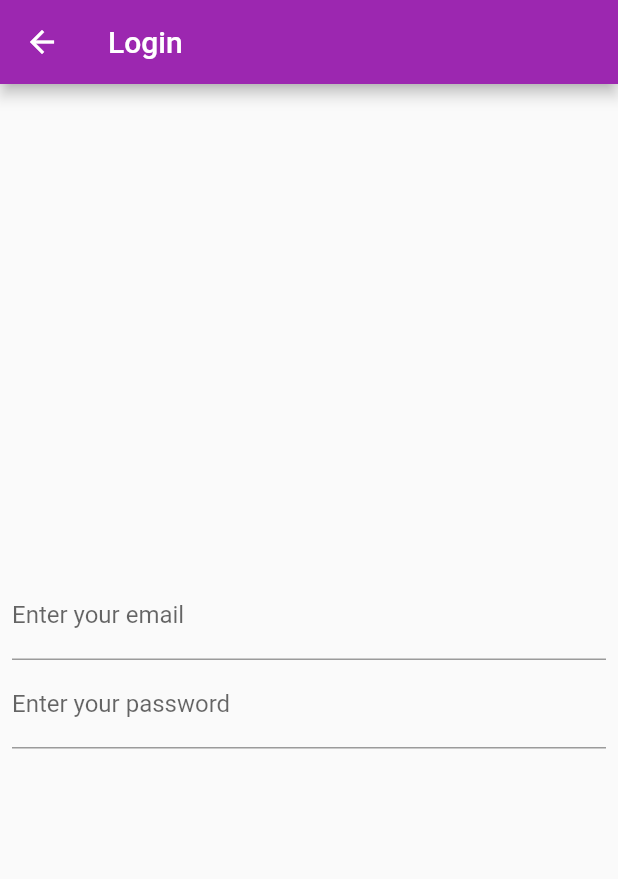
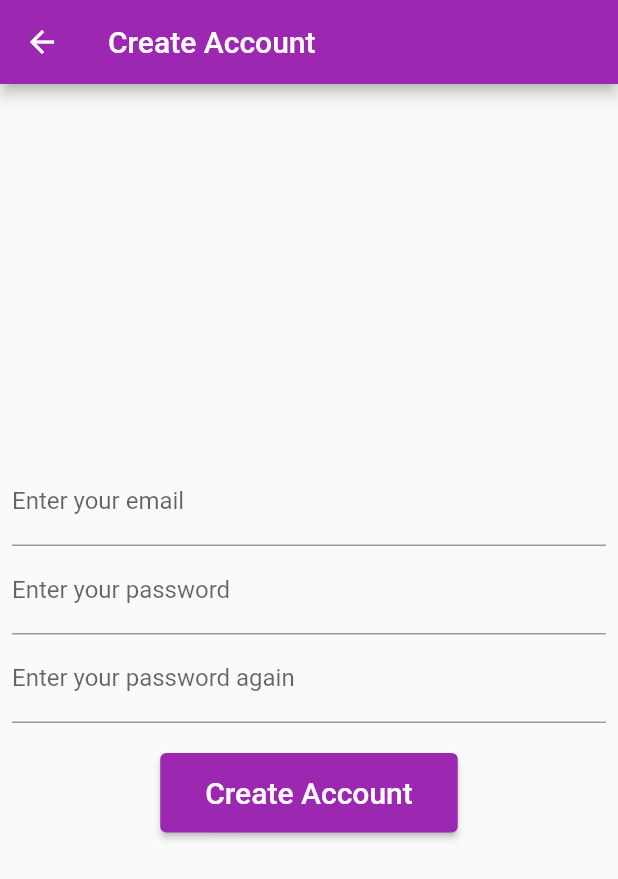
Before and after one commit to Drew-j-Smith/Study-Helper, a Flutter app: the screen it shows after launch, after a tap on the "add" icon, on a phone screen of 412 x 824 dp. Shown: the top 879 px of the screen. Run offline on Flutter 3.47's test engine with Material 2 defaults, Android fonts, the phone set to English and light mode, and no system bars; our stand-ins replace email_validator, get_storage; missing offline and left inert: crypt.

Commit message:
Create account page and start of assignment storage

```diff
--- /dev/null
+++ b/study_helper_frontend/lib/create_account.dart
@@ -0,0 +1,112 @@
+import 'dart:convert';
+
+import 'package:flutter/cupertino.dart';
+import 'package:flutter/material.dart';
+import 'package:crypt/crypt.dart';
+import 'package:email_validator/email_validator.dart';
+import 'package:http/http.dart' as http;
+
+class CreateAccountPage extends StatefulWidget {
+  const CreateAccountPage({Key? key, required this.title}) : super(key: key);
+  final String title;
+  @override
+  _CreateAccountPageState createState() => _CreateAccountPageState();
+}
+
+class _CreateAccountPageState extends State<CreateAccountPage> {
+  final emailController = TextEditingController();
+  final passController = TextEditingController();
+  final passVerifyController = TextEditingController();
+
+  @override
+  void dispose() {
+    emailController.dispose();
+    passController.dispose();
+    passVerifyController.dispose();
+    super.dispose();
+  }
+
+  @override
+  Widget build(BuildContext context) {
+    return Scaffold(
+        appBar: AppBar(title: Text(widget.title)),
+        body: Center(
+            child: SizedBox(
+                width: 500,
+                child: Padding(
+                    padding:
+                        const EdgeInsets.symmetric(horizontal: 8, vertical: 16),
+                    child: Column(
+                      crossAxisAlignment: CrossAxisAlignment.start,
+                      mainAxisAlignment: MainAxisAlignment.center,
+                      children: [
+                        TextFormField(
+                          autocorrect: false,
+                          controller: emailController,
+                          decoration: const InputDecoration(
+                            border: UnderlineInputBorder(),
+                            labelText: 'Enter your email',
+                          ),
+                        ),
+                        TextFormField(
+                          autocorrect: false,
+                          obscureText: true,
+                          controller: passController,
+                          decoration: const InputDecoration(
+                            border: UnderlineInputBorder(),
+                            labelText: 'Enter your password',
+                          ),
+                        ),
+                        TextFormField(
+                          autocorrect: false,
+                          obscureText: true,
+                          controller: passVerifyController,
+                          decoration: const InputDecoration(
+                            border: UnderlineInputBorder(),
+                            labelText: 'Enter your password again',
+                          ),
+                        ),
+                        Padding(
+                            padding: const EdgeInsets.all(20),
+                            child: Center(
+                                child: ElevatedButton(
+                                    onPressed: () async {
+                                      if (passController.text ==
+                                              passVerifyController.text &&
+                                          EmailValidator.validate(
+                                              emailController.text)) {
+                                        final hash =
+                                            Crypt.sha256(passController.text);
+                                        debugPrint(hash.hash);
+                                        debugPrint(hash.salt);
+
+                                        http.Response response = await http.put(
+                                            Uri.https(
+                                                'upqlg48wn7.execute-api.us-east-1.amazonaws.com',
+                                                '/default/StudyHelperBacken'),
+                                            body: jsonEncode(<String, String>{
+                                              'email': emailController.text,
+                                              'hash': hash.hash,
+                                              'salt': hash.salt,
+                                              'data': 'pee',
+                                            }));
+                                        if (response.statusCode == 400) {
+                                          // error
+                                        } else if (response.statusCode == 201) {
+                                          // we good
+                                        } else {
+                                          // what
+                                        }
+                                      }
+                                    },
+                                    child: const Text(
+                                      'Create Account',
+                                      style: TextStyle(fontSize: 20),
+                                    ),
+                                    style: TextButton.styleFrom(
+                                        padding: const EdgeInsets.symmetric(
+                                            vertical: 15, horizontal: 30)))))
+                      ],
+                    )))));
+  }
+}
--- a/study_helper_frontend/lib/main.dart
+++ b/study_helper_frontend/lib/main.dart
@@ -1,138 +1,154 @@
 import 'package:flutter/material.dart';
 import 'package:intl/intl.dart';
 import 'login.dart';
+import 'create_account.dart';
+import 'package:get_storage/get_storage.dart';
 
-void main() {
-  runApp(MyApp(
-    items: List<ListItem>.generate(1000, (i) {
-      return AssignmentItem(
-          "Assignment $i", "Course", DateTime.now(), "Homework");
-    }),
-  ));
+void main() async {
+  await GetStorage.init();
+
+  runApp(const MyApp());
 }
 
 class MyApp extends StatelessWidget {
-  final List<ListItem> items;
+  const MyApp({Key? key}) : super(key: key);
 
-  const MyApp({Key? key, required this.items}) : super(key: key);
-
-  // This widget is the root of your application.
   @override
   Widget build(BuildContext context) {
     return MaterialApp(
       title: 'Study Helper',
       theme: ThemeData(
-        // This is the theme of your application.
-        //
-        // Try running your application with "flutter run". You'll see the
-        // application has a blue toolbar. Then, without quitting the app, try
-        // changing the primarySwatch below to Colors.green and then invoke
-        // "hot reload" (press "r" in the console where you ran "flutter run",
-        // or simply save your changes to "hot reload" in a Flutter IDE).
-        // Notice that the counter didn't reset back to zero; the application
-        // is not restarted.
         primarySwatch: Colors.purple,
       ),
-      home: MyHomePage(
-        title: 'Homework',
-        items: items,
-      ),
+      home: const AssignmentPage(title: 'Homework'),
       debugShowCheckedModeBanner: false,
     );
   }
 }
 
-class MyHomePage extends StatefulWidget {
-  const MyHomePage({Key? key, required this.title, required this.items})
-      : super(key: key);
-
-  // This widget is the home page of your application. It is stateful, meaning
-  // that it has a State object (defined below) that contains fields that affect
-  // how it looks.
-
-  // This class is the configuration for the state. It holds the values (in this
-  // case the title) provided by the parent (in this case the App widget) and
-  // used by the build method of the State. Fields in a Widget subclass are
-  // always marked "final".
+class AssignmentPage extends StatefulWidget {
+  const AssignmentPage({Key? key, required this.title}) : super(key: key);
 
   final String title;
-  final List<ListItem> items;
 
   @override
-  State<MyHomePage> createState() => _MyHomePageState();
+  State<AssignmentPage> createState() => _AssignmentPageState();
 }
 
-class _MyHomePageState extends State<MyHomePage> {
+class _AssignmentPageState extends State<AssignmentPage> {
+  List<Assignment> _assignments = [
+    Assignment(name: 'test', course: 'test', date: DateTime.now(), type: 'test')
+  ];
+
+  final box = GetStorage(); // list of maps stored here
+
+  List storageList = [];
+
+  void addAndStoreAssignment(Assignment assignment) {
+    _assignments.add(assignment);
+
+    final storageMap = {}; // temp map
+    final index = _assignments.length; // unique map keys
+    final nameKey = 'name$index';
+    final courseKey = 'course$index';
+    final dateKey = 'date$index';
+    final typeKey = 'type$index';
+
+    storageMap[nameKey] = assignment.name;
+    storageMap[courseKey] = assignment.course;
+    storageMap[dateKey] = assignment.date;
+    storageMap[typeKey] = assignment.type;
+
+    storageList.add(storageMap);
+    box.write('assignments', storageList);
+  }
+
+  void restoreAssignments() {
+    if (box.hasData('assignments')) {
+      storageList = box.read('assignments');
+      String nameKey, courseKey, dateKey, typeKey;
+
+      for (int i = 0; i < storageList.length; i++) {
+        final map = storageList[i];
+        final index = i + 1;
+
+        nameKey = 'name$index';
+        courseKey = 'course$index';
+        dateKey = 'date$index';
+        typeKey = 'type$index';
+
+        // recreate assignment object
+
+        final assignment = Assignment(
+            name: map[nameKey],
+            course: map[courseKey],
+            date: map[dateKey],
+            type: map[typeKey]);
+
+        _assignments.add(assignment);
+      }
+    }
+  }
+
+  void clearAssignments() {
+    _assignments.clear();
+    storageList.clear();
+    box.erase();
+  }
+
+  @override
+  void initState() {
+    super.initState();
+    restoreAssignments();
+  }
+
   @override
   Widget build(BuildContext context) {
-    // This method is rerun every time setState is called, for instance as done
-    // by the _incrementCounter method above.
-    //
-    // The Flutter framework has been optimized to make rerunning build methods
-    // fast, so that you can just rebuild anything that needs updating rather
-    // than having to individually change instances of widgets.
     return Scaffold(
       appBar: AppBar(
-        // Here we take the value from the MyHomePage object that was created by
-        // the App.build method, and use it to set our appbar title.
         title: Text(widget.title),
       ),
-      body: ListView.builder(
-        itemCount: widget.items.length,
-        itemBuilder: (context, index) {
-          final item = widget.items[index];
-          return ListTile(
-            title: item.buildTitle(context),
-            subtitle: item.buildSubtitle(context),
-          );
-        },
+      body: Column(
+        mainAxisAlignment: MainAxisAlignment.center,
+        children: [
+          Center(
+            child: Container(),
+          ),
+          TextButton(
+            onPressed: () {
+              final task = Assignment(
+                  name: 'test',
+                  course: 'test',
+                  date: DateTime.now(),
+                  type: 'test');
+
+              addAndStoreAssignment(task);
+            },
+            child: Text('Add Assignments'),
+          ),
+          TextButton(
+            onPressed: () {
+              clearAssignments();
+            },
+            child: Text('Clear Assignments'),
+          ),
+        ],
       ),
-      /*Center(
-        // Center is a layout widget. It takes a single child and positions it
-        // in the middle of the parent.
-        child: Column(
-          // Column is also a layout widget. It takes a list of children and
-          // arranges them vertically. By default, it sizes itself to fit its
-          // children horizontally, and tries to be as tall as its parent.
-          //
-          // Invoke "debug painting" (press "p" in the console, choose the
-          // "Toggle Debug Paint" action from the Flutter Inspector in Android
-          // Studio, or the "Toggle Debug Paint" command in Visual Studio Code)
-          // to see the wireframe for each widget.
-          //
-          // Column has various properties to control how it sizes itself and
-          // how it positions its children. Here we use mainAxisAlignment to
-          // center the children vertically; the main axis here is the vertical
-          // axis because Columns are vertical (the cross axis would be
-          // horizontal).
-          mainAxisAlignment: MainAxisAlignment.center,
-          children: <Widget>[
-            const Text(
-              'You have clicked the button this many times:',
-            ),
-            Text(
-              '$_counter',
-              style: Theme.of(context).textTheme.headline4,
-            ),
-          ],
-        ),
-      ),*/
-
       floatingActionButton: FloatingActionButton(
         onPressed: () {
           Navigator.push(
               context,
               MaterialPageRoute(
-                  builder: (context) => const LoginPage(title: 'Login')));
+                  builder: (context) =>
+                      const CreateAccountPage(title: 'Create Account')));
         },
         tooltip: 'Add Homework',
         child: const Icon(Icons.add),
-      ), // This trailing comma makes auto-formatting nicer for build methods.
+      ),
     );
   }
 }
 
-// base class for types of items in the list
 abstract class ListItem {
   // title line for list item
   Widget buildTitle(BuildContext context);
@@ -141,24 +157,17 @@ abstract class ListItem {
   Widget buildSubtitle(BuildContext context);
 }
 
-class AssignmentItem implements ListItem {
+class Assignment {
   final String name;
   final String course;
   final String type;
 
-  final DateFormat formatter = DateFormat('mm-dd-yy');
+  final DateFormat formatter = DateFormat('MM-dd-yy');
   final DateTime date;
 
-  AssignmentItem(this.name, this.course, this.date, this.type);
-
-  @override
-  Widget buildTitle(BuildContext context) => Text(name);
-
-  @override
-  Widget buildSubtitle(BuildContext context) =>
-      Text(course + " " + type + " " + formatter.format(date));
+  Assignment(
+      {required this.name,
+      required this.course,
+      required this.date,
+      required this.type});
 }
-// idea for later object for courses - color, schedule, etc
-/*abstract class courseObject {
-  Widget buildTitle(BuildContext context);
-}*/
--- a/study_helper_frontend/pubspec.yaml
+++ b/study_helper_frontend/pubspec.yaml
@@ -27,14 +27,19 @@ environment:
 # the latest version available on pub.dev. To see which dependencies have newer
 # versions available, run `flutter pub outdated`.
 dependencies:
+  email_validator: ^2.0.0-nullsafety
   flutter:
     sdk: flutter
+  get_storage:
+
 
 
   # The following adds the Cupertino Icons font to your application.
   # Use with the CupertinoIcons class for iOS style icons.
   cupertino_icons: ^1.0.2
   intl: ^0.17.0
+  crypt: ^4.0.1
+  http: ^0.13.4
 
 dev_dependencies:
   flutter_test:
```
Also changed, not shown: study_helper_frontend/lib/login.dart (+33 -11 lines), study_helper_frontend/pubspec.lock, 7 other files.
